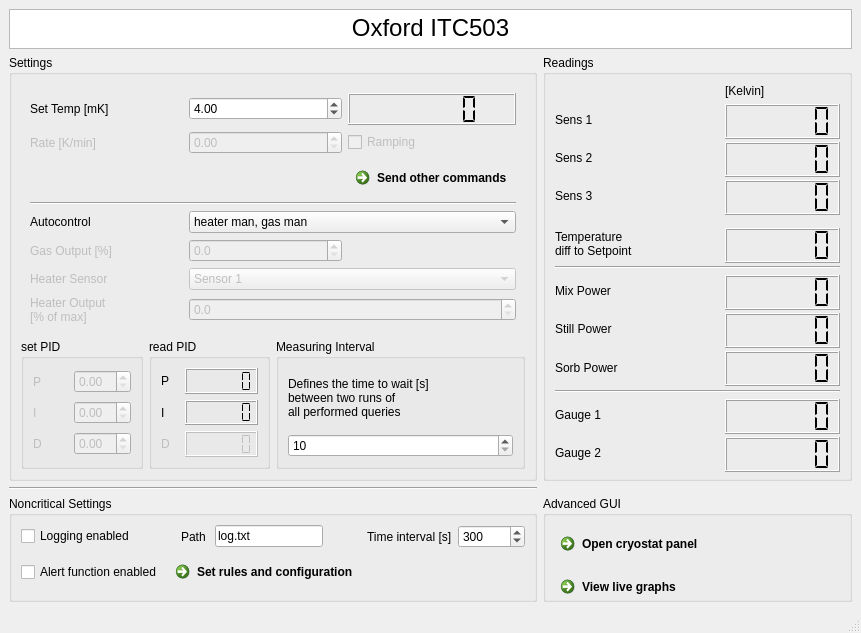
First picture: the form in SingleIRdetection/gui/itc503_control.ui, repository biqute/QTLab2122, before the edit.
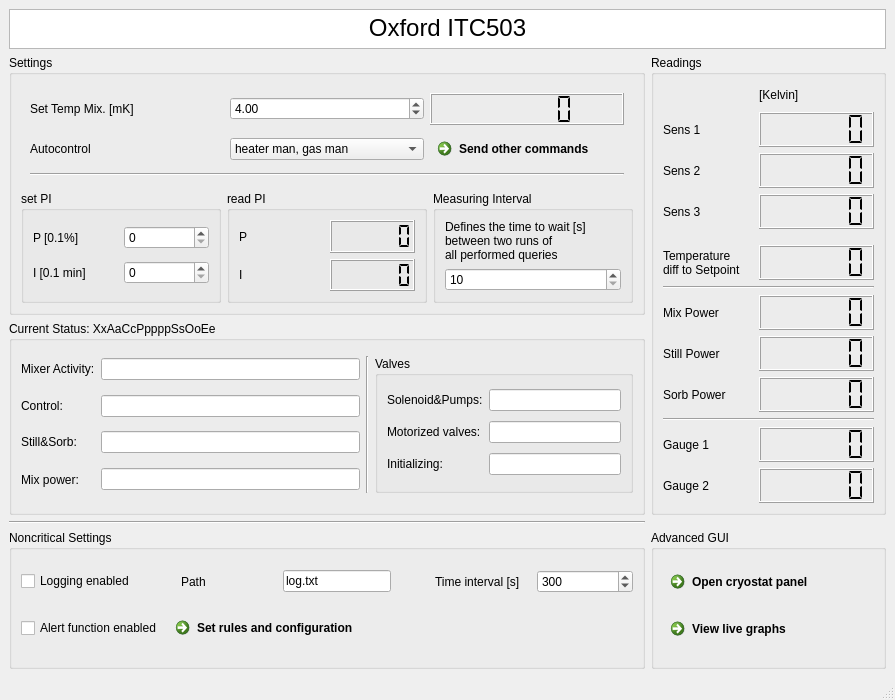
Second picture: the form after the edit.

```diff
--- a/SingleIRdetection/gui/itc503_control.ui
+++ b/SingleIRdetection/gui/itc503_control.ui
@@ -6,8 +6,8 @@
    <rect>
     <x>0</x>
     <y>0</y>
-    <width>861</width>
-    <height>633</height>
+    <width>895</width>
+    <height>700</height>
    </rect>
   </property>
   <property name="sizePolicy">
@@ -18,31 +18,54 @@
   </property>
   <property name="minimumSize">
    <size>
-    <width>861</width>
-    <height>633</height>
+    <width>895</width>
+    <height>700</height>
    </size>
   </property>
   <property name="maximumSize">
    <size>
-    <width>861</width>
-    <height>633</height>
+    <width>895</width>
+    <height>700</height>
    </size>
   </property>
   <property name="windowTitle">
-   <string>MainWindow</string>
+   <string>Oxford Kelvinox</string>
   </property>
   <property name="autoFillBackground">
    <bool>false</bool>
   </property>
   <widget class="QWidget" name="centralwidget">
-   <layout class="QGridLayout" name="gridLayout_5">
+   <layout class="QGridLayout" name="gridLayout_10">
+    <item row="0" column="0" colspan="2">
+     <widget class="QTextBrowser" name="textBrowser">
+      <property name="maximumSize">
+       <size>
+        <width>16777215</width>
+        <height>40</height>
+       </size>
+      </property>
+      <property name="frameShape">
+       <enum>QFrame::StyledPanel</enum>
+      </property>
+      <property name="frameShadow">
+       <enum>QFrame::Raised</enum>
+      </property>
+      <property name="html">
+       <string>&lt;!DOCTYPE HTML PUBLIC &quot;-//W3C//DTD HTML 4.0//EN&quot; &quot;http://www.w3.org/TR/REC-html40/strict.dtd&quot;&gt;
+&lt;html&gt;&lt;head&gt;&lt;meta name=&quot;qrichtext&quot; content=&quot;1&quot; /&gt;&lt;style type=&quot;text/css&quot;&gt;
+p, li { white-space: pre-wrap; }
+&lt;/style&gt;&lt;/head&gt;&lt;body style=&quot; font-family:'Sans Serif'; font-size:9pt; font-weight:400; font-style:normal;&quot;&gt;
+&lt;p align=&quot;center&quot; style=&quot; margin-top:0px; margin-bottom:0px; margin-left:0px; margin-right:0px; -qt-block-indent:0; text-indent:0px;&quot;&gt;&lt;span style=&quot; font-family:'MS Shell Dlg 2'; font-size:18pt;&quot;&gt;Oxford ITC503&lt;/span&gt;&lt;/p&gt;&lt;/body&gt;&lt;/html&gt;</string>
+      </property>
+     </widget>
+    </item>
     <item row="1" column="0">
      <widget class="QGroupBox" name="groupSettings">
       <property name="title">
        <string>Settings</string>
       </property>
       <layout class="QGridLayout" name="gridLayout_6">
-       <item row="7" column="2" colspan="2">
+       <item row="1" column="2">
         <widget class="QGroupBox" name="groupBox_2">
          <property name="title">
           <string>Measuring Interval</string>
@@ -76,79 +99,61 @@
          </layout>
         </widget>
        </item>
-       <item row="7" column="0">
+       <item row="1" column="0">
         <widget class="QGroupBox" name="groupBox">
          <property name="title">
-          <string>set PID</string>
+          <string>set PI</string>
          </property>
          <layout class="QGridLayout" name="gridLayout_4">
+          <item row="0" column="1">
+           <widget class="QDoubleSpinBox" name="spinsetProportionalID">
+            <property name="enabled">
+             <bool>true</bool>
+            </property>
+            <property name="decimals">
+             <number>0</number>
+            </property>
+           </widget>
+          </item>
           <item row="0" column="0">
            <widget class="QLabel" name="label_2">
             <property name="enabled">
-             <bool>false</bool>
+             <bool>true</bool>
             </property>
             <property name="text">
-             <string>P</string>
+             <string>P [0.1%]</string>
             </property>
            </widget>
           </item>
           <item row="1" column="0">
            <widget class="QLabel" name="label_3">
             <property name="enabled">
-             <bool>false</bool>
+             <bool>true</bool>
             </property>
             <property name="text">
-             <string>I</string>
-            </property>
-           </widget>
-          </item>
-          <item row="2" column="0">
-           <widget class="QLabel" name="label_4">
-            <property name="enabled">
-             <bool>false</bool>
-            </property>
-            <property name="text">
-             <string>D</string>
-            </property>
-           </widget>
-          </item>
-          <item row="0" column="1">
-           <widget class="QDoubleSpinBox" name="spinsetProportionalID">
-            <property name="enabled">
-             <bool>false</bool>
+             <string>I [0.1 min]</string>
             </property>
            </widget>
           </item>
           <item row="1" column="1">
            <widget class="QDoubleSpinBox" name="spinsetPIntegrationD">
             <property name="enabled">
-             <bool>false</bool>
+             <bool>true</bool>
             </property>
-           </widget>
-          </item>
-          <item row="2" column="1">
-           <widget class="QDoubleSpinBox" name="spinsetPIDerivative">
-            <property name="enabled">
-             <bool>false</bool>
+            <property name="decimals">
+             <number>0</number>
             </property>
            </widget>
           </item>
          </layout>
         </widget>
        </item>
-       <item row="7" column="1">
+       <item row="1" column="1">
         <widget class="QGroupBox" name="groupPID">
          <property name="title">
-          <string>read PID</string>
+          <string>read PI</string>
          </property>
          <layout class="QGridLayout" name="gridLayout_2">
-          <item row="0" column="0">
-           <widget class="QLabel" name="label_14">
-            <property name="text">
-             <string>P</string>
-            </property>
-           </widget>
-          </item>
           <item row="1" column="0">
            <widget class="QLabel" name="label_15">
             <property name="text">
@@ -156,16 +161,6 @@
             </property>
            </widget>
           </item>
-          <item row="0" column="1">
-           <widget class="QLCDNumber" name="lcdProportionalID">
-            <property name="digitCount">
-             <number>6</number>
-            </property>
-            <property name="segmentStyle">
-             <enum>QLCDNumber::Flat</enum>
-            </property>
-           </widget>
-          </item>
           <item row="1" column="1">
            <widget class="QLCDNumber" name="lcdPIntegrationD">
             <property name="digitCount">
@@ -176,11 +171,15 @@
             </property>
            </widget>
           </item>
-          <item row="2" column="1">
-           <widget class="QLCDNumber" name="lcdPIDerivative">
-            <property name="enabled">
-             <bool>false</bool>
+          <item row="0" column="0">
+           <widget class="QLabel" name="label_14">
+            <property name="text">
+             <string>P</string>
             </property>
+           </widget>
+          </item>
+          <item row="0" column="1">
+           <widget class="QLCDNumber" name="lcdProportionalID">
             <property name="digitCount">
              <number>6</number>
             </property>
@@ -189,72 +188,12 @@
             </property>
            </widget>
           </item>
-          <item row="2" column="0">
-           <widget class="QLabel" name="label_16">
-            <property name="enabled">
-             <bool>false</bool>
-            </property>
-            <property name="text">
-             <string>D</string>
-            </property>
-           </widget>
-          </item>
          </layout>
         </widget>
        </item>
-       <item row="0" column="0" colspan="4">
+       <item row="0" column="0" colspan="3">
         <widget class="QWidget" name="widget" native="true">
          <layout class="QGridLayout" name="gridLayout">
-          <item row="0" column="2">
-           <widget class="QLCDNumber" name="lcdTemp_set">
-            <property name="sizePolicy">
-             <sizepolicy hsizetype="Minimum" vsizetype="Maximum">
-              <horstretch>0</horstretch>
-              <verstretch>0</verstretch>
-             </sizepolicy>
-            </property>
-            <property name="minimumSize">
-             <size>
-              <width>0</width>
-              <height>32</height>
-             </size>
-            </property>
-            <property name="maximumSize">
-             <size>
-              <width>16777215</width>
-              <height>35</height>
-             </size>
-            </property>
-            <property name="digitCount">
-             <number>6</number>
-            </property>
-            <property name="segmentStyle">
-             <enum>QLCDNumber::Flat</enum>
-            </property>
-           </widget>
-          </item>
-          <item row="6" column="1" colspan="2">
-           <widget class="QComboBox" name="combosetHeatersens">
-            <property name="enabled">
-             <bool>false</bool>
-            </property>
-            <item>
-             <property name="text">
-              <string>Sensor 1</string>
-             </property>
-            </item>
-            <item>
-             <property name="text">
-              <string>Sensor 2</string>
-             </property>
-            </item>
-            <item>
-             <property name="text">
-              <string>Sensor 3</string>
-             </property>
-            </item>
-           </widget>
-          </item>
           <item row="3" column="0" colspan="3">
            <widget class="Line" name="line_2">
             <property name="orientation">
@@ -262,17 +201,17 @@
             </property>
            </widget>
           </item>
-          <item row="6" column="0">
-           <widget class="QLabel" name="label_6">
+          <item row="2" column="0">
+           <widget class="QLabel" name="label_7">
             <property name="enabled">
-             <bool>false</bool>
+             <bool>true</bool>
             </property>
             <property name="text">
-             <string>Heater Sensor</string>
+             <string>Autocontrol</string>
             </property>
            </widget>
           </item>
-          <item row="4" column="1" colspan="2">
+          <item row="2" column="1">
            <widget class="QComboBox" name="combosetAutocontrol">
             <property name="enabled">
              <bool>true</bool>
@@ -299,107 +238,7 @@
             </item>
            </widget>
           </item>
-          <item row="5" column="1">
-           <widget class="QDoubleSpinBox" name="spinsetGasOutput">
-            <property name="enabled">
-             <bool>false</bool>
-            </property>
-            <property name="inputMethodHints">
-             <set>Qt::ImhFormattedNumbersOnly|Qt::ImhMultiLine</set>
-            </property>
-            <property name="decimals">
-             <number>1</number>
-            </property>
-            <property name="singleStep">
-             <double>0.500000000000000</double>
-            </property>
-           </widget>
-          </item>
-          <item row="7" column="1" colspan="2">
-           <widget class="QDoubleSpinBox" name="spinsetHeaterPercent">
-            <property name="enabled">
-             <bool>false</bool>
-            </property>
-            <property name="decimals">
-             <number>1</number>
-            </property>
-           </widget>
-          </item>
           <item row="1" column="1">
-           <widget class="QDoubleSpinBox" name="dspinSetRamp">
-            <property name="enabled">
-             <bool>false</bool>
-            </property>
-           </widget>
-          </item>
-          <item row="1" column="2">
-           <widget class="QCheckBox" name="checkSweep">
-            <property name="enabled">
-             <bool>false</bool>
-            </property>
-            <property name="mouseTracking">
-             <bool>false</bool>
-            </property>
-            <property name="text">
-             <string>Ramping</string>
-            </property>
-           </widget>
-          </item>
-          <item row="7" column="0">
-           <widget class="QLabel" name="label_5">
-            <property name="enabled">
-             <bool>false</bool>
-            </property>
-            <property name="text">
-             <string>Heater Output 
-[% of max]</string>
-            </property>
-           </widget>
-          </item>
-          <item row="5" column="0">
-           <widget class="QLabel" name="label_17">
-            <property name="enabled">
-             <bool>false</bool>
-            </property>
-            <property name="text">
-             <string>Gas Output [%]</string>
-            </property>
-           </widget>
-          </item>
-          <item row="1" column="0">
-           <widget class="QLabel" name="label_18">
-            <property name="enabled">
-             <bool>false</bool>
-            </property>
-            <property name="text">
-             <string>Rate [K/min]</string>
-            </property>
-           </widget>
-          </item>
-          <item row="0" column="0">
-           <widget class="QLabel" name="label">
-            <property name="sizePolicy">
-             <sizepolicy hsizetype="Preferred" vsizetype="Fixed">
-              <horstretch>0</horstretch>
-              <verstretch>0</verstretch>
-             </sizepolicy>
-            </property>
-            <property name="text">
-             <string>Set Temp [mK]</string>
-            </property>
-           </widget>
-          </item>
-          <item row="4" column="0">
-           <widget class="QLabel" name="label_7">
-            <property name="enabled">
-             <bool>true</bool>
-            </property>
-            <property name="text">
-             <string>Autocontrol</string>
-            </property>
-           </widget>
-          </item>
-          <item row="0" column="1">
            <widget class="QDoubleSpinBox" name="spinsetTemp">
             <property name="decimals">
              <number>2</number>
@@ -415,6 +254,47 @@
             </property>
            </widget>
           </item>
+          <item row="1" column="0">
+           <widget class="QLabel" name="label">
+            <property name="sizePolicy">
+             <sizepolicy hsizetype="Preferred" vsizetype="Fixed">
+              <horstretch>0</horstretch>
+              <verstretch>0</verstretch>
+             </sizepolicy>
+            </property>
+            <property name="text">
+             <string>Set Temp Mix. [mK]</string>
+            </property>
+           </widget>
+          </item>
+          <item row="1" column="2">
+           <widget class="QLCDNumber" name="lcdTemp_set">
+            <property name="sizePolicy">
+             <sizepolicy hsizetype="Minimum" vsizetype="Maximum">
+              <horstretch>0</horstretch>
+              <verstretch>0</verstretch>
+             </sizepolicy>
+            </property>
+            <property name="minimumSize">
+             <size>
+              <width>0</width>
+              <height>32</height>
+             </size>
+            </property>
+            <property name="maximumSize">
+             <size>
+              <width>16777215</width>
+              <height>35</height>
+             </size>
+            </property>
+            <property name="digitCount">
+             <number>6</number>
+            </property>
+            <property name="segmentStyle">
+             <enum>QLCDNumber::Flat</enum>
+            </property>
+           </widget>
+          </item>
           <item row="2" column="2">
            <widget class="QCommandLinkButton" name="send_other_commands">
             <property name="text">
@@ -428,20 +308,26 @@
       </layout>
      </widget>
     </item>
-    <item row="2" column="0">
-     <widget class="Line" name="line_3">
-      <property name="orientation">
-       <enum>Qt::Horizontal</enum>
-      </property>
-     </widget>
-    </item>
-    <item row="3" column="0">
+    <item row="4" column="0">
      <widget class="QGroupBox" name="groupBox_3">
       <property name="title">
        <string>Noncritical Settings</string>
       </property>
-      <layout class="QGridLayout" name="gridLayout_3">
-       <item row="0" column="0" colspan="2">
+      <layout class="QVBoxLayout" name="verticalLayout_2">
+       <item>
+        <spacer name="verticalSpacer_4">
+         <property name="orientation">
+          <enum>Qt::Vertical</enum>
+         </property>
+         <property name="sizeHint" stdset="0">
+          <size>
+           <width>20</width>
+           <height>0</height>
+          </size>
+         </property>
+        </spacer>
+       </item>
+       <item>
         <layout class="QHBoxLayout" name="horizontalLayout">
          <item>
           <widget class="QCheckBox" name="check_logging_enable">
@@ -530,7 +416,20 @@
          </item>
         </layout>
        </item>
-       <item row="1" column="0" colspan="2">
+       <item>
+        <spacer name="verticalSpacer_3">
+         <property name="orientation">
+          <enum>Qt::Vertical</enum>
+         </property>
+         <property name="sizeHint" stdset="0">
+          <size>
+           <width>20</width>
+           <height>0</height>
+          </size>
+         </property>
+        </spacer>
+       </item>
+       <item>
         <layout class="QHBoxLayout" name="horizontalLayout_2">
          <item>
           <widget class="QCheckBox" name="check_alert_enable">
@@ -566,11 +465,193 @@
          </item>
         </layout>
        </item>
+       <item>
+        <spacer name="verticalSpacer_2">
+         <property name="orientation">
+          <enum>Qt::Vertical</enum>
+         </property>
+         <property name="sizeHint" stdset="0">
+          <size>
+           <width>20</width>
+           <height>0</height>
+          </size>
+         </property>
+        </spacer>
+       </item>
       </layout>
      </widget>
     </item>
-    <item row="1" column="1">
+    <item row="3" column="0">
+     <widget class="Line" name="line_3">
+      <property name="orientation">
+       <enum>Qt::Horizontal</enum>
+      </property>
+     </widget>
+    </item>
+    <item row="2" column="0">
+     <widget class="QGroupBox" name="groupBox_status">
+      <property name="title">
+       <string>Current Status: XxAaCcPppppSsOoEe</string>
+      </property>
+      <layout class="QGridLayout" name="gridLayout_9">
+       <item row="0" column="0">
+        <widget class="QLabel" name="label_4">
+         <property name="text">
+          <string>Mixer Activity:</string>
+         </property>
+        </widget>
+       </item>
+       <item row="0" column="1">
+        <widget class="QLineEdit" name="status_mixer_activity">
+         <property name="enabled">
+          <bool>true</bool>
+         </property>
+         <property name="readOnly">
+          <bool>true</bool>
+         </property>
+         <property name="clearButtonEnabled">
+          <bool>false</bool>
+         </property>
+        </widget>
+       </item>
+       <item row="0" column="3" rowspan="4">
+        <widget class="QGroupBox" name="groupBox_6">
+         <property name="title">
+          <string>Valves</string>
+         </property>
+         <layout class="QGridLayout" name="gridLayout_5">
+          <item row="0" column="0">
+           <widget class="QLabel" name="label_6">
+            <property name="text">
+             <string>Solenoid&amp;Pumps:</string>
+            </property>
+           </widget>
+          </item>
+          <item row="0" column="1">
+           <widget class="QLineEdit" name="status_solenoid_pumps">
+            <property name="enabled">
+             <bool>true</bool>
+            </property>
+            <property name="readOnly">
+             <bool>true</bool>
+            </property>
+            <property name="clearButtonEnabled">
+             <bool>false</bool>
+            </property>
+           </widget>
+          </item>
+          <item row="1" column="0">
+           <widget class="QLabel" name="label_16">
+            <property name="text">
+             <string>Motorized valves:</string>
+            </property>
+           </widget>
+          </item>
+          <item row="1" column="1">
+           <widget class="QLineEdit" name="status_motorized_valves">
+            <property name="enabled">
+             <bool>true</bool>
+            </property>
+            <property name="readOnly">
+             <bool>true</bool>
+            </property>
+            <property name="clearButtonEnabled">
+             <bool>false</bool>
+            </property>
+           </widget>
+          </item>
+          <item row="2" column="0">
+           <widget class="QLabel" name="label_25">
+            <property name="text">
+             <string>Initializing: </string>
+            </property>
+           </widget>
+          </item>
+          <item row="2" column="1">
+           <widget class="QLineEdit" name="status_initializing">
+            <property name="enabled">
+             <bool>true</bool>
+            </property>
+            <property name="readOnly">
+             <bool>true</bool>
+            </property>
+            <property name="clearButtonEnabled">
+             <bool>false</bool>
+            </property>
+           </widget>
+          </item>
+         </layout>
+        </widget>
+       </item>
+       <item row="1" column="0">
+        <widget class="QLabel" name="label_5">
+         <property name="text">
+          <string>Control:</string>
+         </property>
+        </widget>
+       </item>
+       <item row="1" column="1">
+        <widget class="QLineEdit" name="status_control">
+         <property name="enabled">
+          <bool>true</bool>
+         </property>
+         <property name="readOnly">
+          <bool>true</bool>
+         </property>
+        </widget>
+       </item>
+       <item row="2" column="0">
+        <widget class="QLabel" name="label_17">
+         <property name="text">
+          <string>Still&amp;Sorb:</string>
+         </property>
+        </widget>
+       </item>
+       <item row="2" column="1">
+        <widget class="QLineEdit" name="status_still_sorb">
+         <property name="enabled">
+          <bool>true</bool>
+         </property>
+         <property name="readOnly">
+          <bool>true</bool>
+         </property>
+        </widget>
+       </item>
+       <item row="3" column="0">
+        <widget class="QLabel" name="label_18">
+         <property name="text">
+          <string>Mix power:</string>
+         </property>
+        </widget>
+       </item>
+       <item row="3" column="1">
+        <widget class="QLineEdit" name="status_mix_power">
+         <property name="enabled">
+          <bool>true</bool>
+         </property>
+         <property name="readOnly">
+          <bool>true</bool>
+         </property>
+        </widget>
+       </item>
+       <item row="0" column="2" rowspan="4">
+        <widget class="Line" name="line_5">
+         <property name="orientation">
+          <enum>Qt::Vertical</enum>
+         </property>
+        </widget>
+       </item>
+      </layout>
+     </widget>
+    </item>
+    <item row="1" column="1" rowspan="2">
      <widget class="QGroupBox" name="groupReadings">
+      <property name="minimumSize">
+       <size>
+        <width>235</width>
+        <height>460</height>
+       </size>
+      </property>
       <property name="title">
        <string>Readings</string>
       </property>
@@ -904,60 +985,75 @@
       </layout>
      </widget>
     </item>
-    <item row="3" column="1">
+    <item row="4" column="1">
      <widget class="QGroupBox" name="groupBox_4">
+      <property name="maximumSize">
+       <size>
+        <width>235</width>
+        <height>139</height>
+       </size>
+      </property>
       <property name="title">
        <string>Advanced GUI</string>
       </property>
-      <widget class="QWidget" name="layoutWidget">
-       <property name="geometry">
-        <rect>
-         <x>10</x>
-         <y>30</y>
-         <width>211</width>
-         <height>80</height>
-        </rect>
-       </property>
-       <layout class="QVBoxLayout" name="verticalLayout">
-        <item>
-         <widget class="QCommandLinkButton" name="command_open_panel">
-          <property name="text">
-           <string>Open cryostat panel</string>
-          </property>
-         </widget>
-        </item>
-        <item>
-         <widget class="QCommandLinkButton" name="command_open_graphs">
-          <property name="text">
-           <string>View live graphs</string>
-          </property>
-         </widget>
-        </item>
-       </layout>
-      </widget>
-     </widget>
-    </item>
-    <item row="0" column="0" colspan="2">
-     <widget class="QTextBrowser" name="textBrowser">
-      <property name="maximumSize">
-       <size>
-        <width>16777215</width>
-        <height>40</height>
-       </size>
-      </property>
-      <property name="frameShape">
-       <enum>QFrame::StyledPanel</enum>
-      </property>
-      <property name="frameShadow">
-       <enum>QFrame::Raised</enum>
-      </property>
-      <property name="html">
-       <string>&lt;!DOCTYPE HTML PUBLIC &quot;-//W3C//DTD HTML 4.0//EN&quot; &quot;http://www.w3.org/TR/REC-html40/strict.dtd&quot;&gt;
-&lt;html&gt;&lt;head&gt;&lt;meta name=&quot;qrichtext&quot; content=&quot;1&quot; /&gt;&lt;style type=&quot;text/css&quot;&gt;
-p, li { white-space: pre-wrap; }
-&lt;/style&gt;&lt;/head&gt;&lt;body style=&quot; font-family:'Sans Serif'; font-size:9pt; font-weight:400; font-style:normal;&quot;&gt;
-&lt;p align=&quot;center&quot; style=&quot; margin-top:0px; margin-bottom:0px; margin-left:0px; margin-right:0px; -qt-block-indent:0; text-indent:0px;&quot;&gt;&lt;span style=&quot; font-family:'MS Shell Dlg 2'; font-size:18pt;&quot;&gt;Oxford ITC503&lt;/span&gt;&lt;/p&gt;&lt;/body&gt;&lt;/html&gt;</string>
-      </property>
+      <layout class="QVBoxLayout" name="verticalLayout_3">
+       <item>
+        <spacer name="verticalSpacer_8">
+         <property name="orientation">
+          <enum>Qt::Vertical</enum>
+         </property>
+         <property name="sizeHint" stdset="0">
+          <size>
+           <width>128</width>
+           <height>0</height>
+          </size>
+         </property>
+        </spacer>
+       </item>
+       <item>
+        <layout class="QVBoxLayout" name="verticalLayout">
+         <item>
+          <widget class="QCommandLinkButton" name="command_open_panel">
+           <property name="minimumSize">
+            <size>
+             <width>209</width>
+             <height>41</height>
+            </size>
+           </property>
+           <property name="text">
+            <string>Open cryostat panel</string>
+           </property>
+          </widget>
+         </item>
+         <item>
+          <widget class="QCommandLinkButton" name="command_open_graphs">
+           <property name="minimumSize">
+            <size>
+             <width>209</width>
+             <height>41</height>
+            </size>
+           </property>
+           <property name="text">
+            <string>View live graphs</string>
+           </property>
+          </widget>
+         </item>
+        </layout>
+       </item>
+       <item>
+        <spacer name="verticalSpacer_5">
+         <property name="orientation">
+          <enum>Qt::Vertical</enum>
+         </property>
+         <property name="sizeHint" stdset="0">
+          <size>
+           <width>20</width>
+           <height>0</height>
+          </size>
+         </property>
+        </spacer>
+       </item>
+      </layout>
      </widget>
     </item>
    </layout>
```
